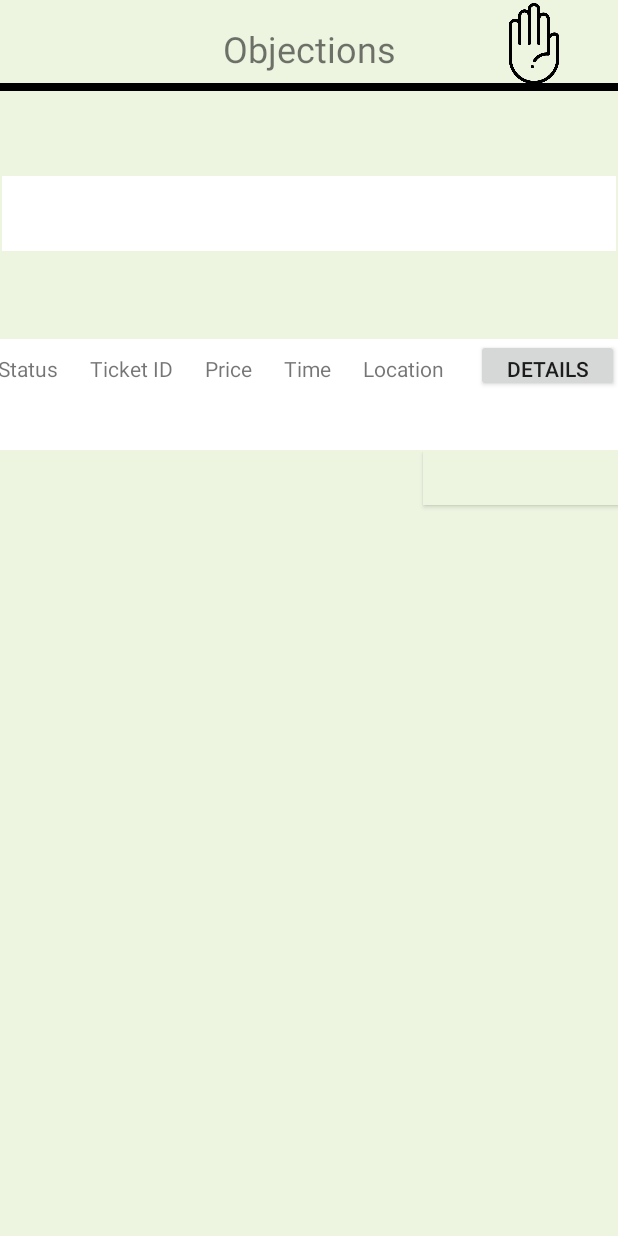
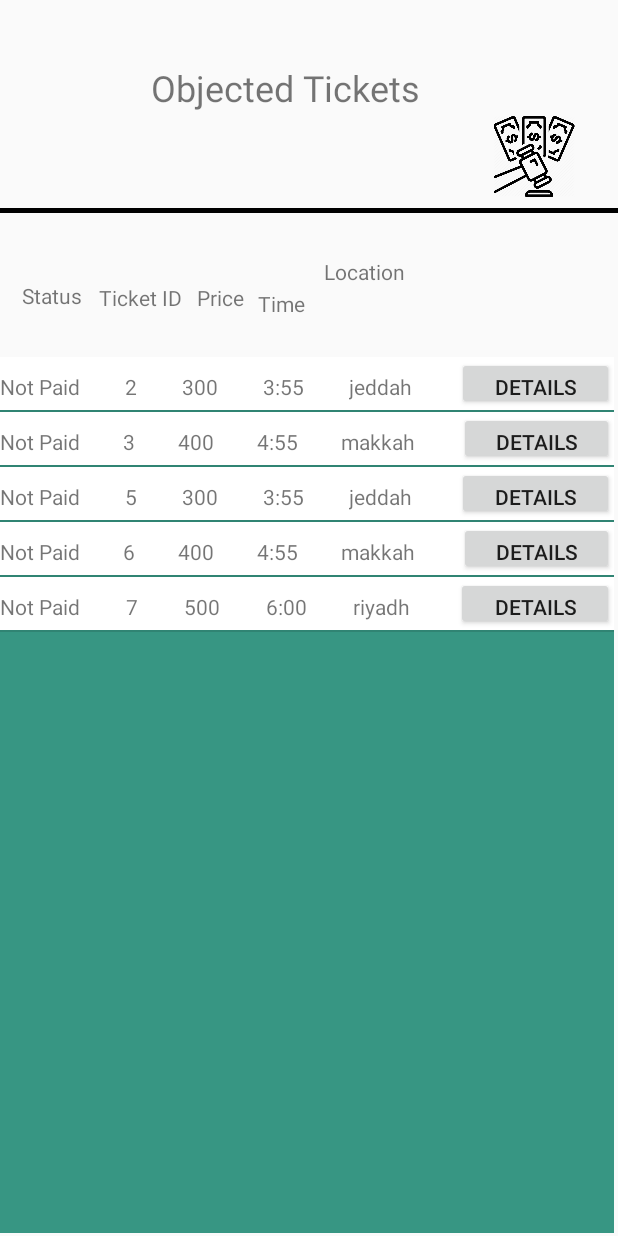
Before and after one commit to Kdzh1/KAUeParking, an Android app: the admin_objection screen opened directly, with no data from a screen before it, on a phone screen of 412 x 824 dp. Run offline under Robolectric (Android 15) with nearby library versions, the light colour scheme and no system bars.

Commit message:
Objection page for the admin

```diff
--- a/app/src/main/java/com/example/kaueparking/AdminActivity.java
+++ b/app/src/main/java/com/example/kaueparking/AdminActivity.java
@@ -19,6 +19,7 @@ public class AdminActivity extends AppCompatActivity {
         ImageButton infoBtn = (ImageButton) findViewById(R.id.myInfoBtn);
 
         Button obj=findViewById(R.id.objectionBT);
+
 
         // Objection
         obj.setOnClickListener(new View.OnClickListener() {
--- /dev/null
+++ b/app/src/main/java/com/example/kaueparking/Admin_Ob_Adabter.java
@@ -0,0 +1,88 @@
+package com.example.kaueparking;
+
+import android.content.Context;
+import android.content.Intent;
+import android.view.LayoutInflater;
+import android.view.View;
+import android.view.ViewGroup;
+import android.widget.ArrayAdapter;
+import android.widget.Button;
+import android.widget.TextView;
+
+import androidx.annotation.NonNull;
+import androidx.annotation.Nullable;
+
+public class Admin_Ob_Adabter extends ArrayAdapter {
+
+    Context adapterContext;
+    int adapterResource;
+    Ticket[] adapterTickets;
+
+    public Admin_Ob_Adabter(@NonNull Context context, int resource, @NonNull Ticket[] tickets) {
+        super(context, resource, tickets);
+
+        adapterContext=context;
+        adapterResource=resource;
+        adapterTickets=tickets;
+
+    }
+
+    public Object getItem(int position) {
+        return super.getItem(position);
+    }
+
+    @NonNull
+    @Override
+    public View getView(int position, @Nullable View convertView, @NonNull ViewGroup parent) {
+
+        View row ;
+        LayoutInflater rowInf=LayoutInflater.from(adapterContext);
+        row=rowInf.inflate(adapterResource,parent,false);
+
+        TextView ticketId = (TextView) row.findViewById(R.id.adm_Tid);
+        TextView ticketPrice=row.findViewById(R.id.adm_price);
+        TextView ticketTime = row.findViewById(R.id.adm_time);
+        TextView ticketLocation = row.findViewById(R.id.adm_location);
+        Button detail=row.findViewById(R.id.detail);
+        TextView ticketPaid = row.findViewById(R.id.adm_status);
+        Ticket tick=adapterTickets[position];
+
+
+        //if(tick.getApproved()==2){
+           // objectionBT.setVisibility(View.INVISIBLE);
+        //}
+        // take the values from each ticket and desplay it
+        ticketId.setText(tick.getId()+"");
+        ticketPrice.setText(tick.getPrice());
+        ticketTime.setText(tick.getTime());
+        ticketLocation.setText(tick.getLocation());
+        if (tick.getStatus()==0){
+            ticketPaid.setText("Not Paid");
+        }else{
+            ticketPaid.setText("Paid");
+        }
+        detail.setOnClickListener(new View.OnClickListener() {
+            @Override
+            public void onClick(View view) {
+
+
+                Intent intent = new Intent(adapterContext,objection.class);
+                intent.putExtra("ticketID",tick.getId());
+                intent.putExtra("ticketPrice",tick.getPrice());
+                intent.putExtra("ticketTime",tick.getTime());
+                intent.putExtra("ticketLocation",tick.getLocation());
+                intent.putExtra("ticketStatus",tick.getStatus());
+                adapterContext.startActivity(intent);
+
+
+            }
+        });
+
+
+
+        return row;
+    }
+
+
+
+}
--- a/app/src/main/java/com/example/kaueparking/admin_objection.java
+++ b/app/src/main/java/com/example/kaueparking/admin_objection.java
@@ -6,6 +6,9 @@ import android.content.Intent;
 import android.os.Bundle;
 import android.view.View;
 import android.widget.Button;
+import android.widget.ListView;
+
+import java.util.ArrayList;
 
 public class admin_objection extends AppCompatActivity {
 
@@ -13,19 +16,30 @@ public class admin_objection extends AppCompatActivity {
     protected void onCreate(Bundle savedInstanceState) {
         super.onCreate(savedInstanceState);
         setContentView(R.layout.activity_admin_objection);
-        Button obj=findViewById(R.id.detail);
 
-        obj.setOnClickListener(new View.OnClickListener() {
-            @Override
-            public void onClick(View view) {
-                openAdmin();
-            }
-        });
+// Get the Objected Tickets from the database
+
+        DBHelper db = new DBHelper(this);
+
+        ArrayList tick = db.getObjectedTickets();
+
+
+        Ticket[] tickets = new Ticket[tick.size()];
+        for (int i = 0; i < tickets.length; i++) {
+            tickets[i]=(Ticket) tick.get(i);
+        }
+
+        int xml=R.layout.admin_row;
+
+        Admin_Ob_Adabter adminAdabter=new Admin_Ob_Adabter(admin_objection.this,xml,tickets);
+
+        ListView AdmineListView=findViewById(R.id.Admin_Listview);
+
+        AdmineListView.setAdapter(adminAdabter);
+
+
+
 
     }
-    private void openAdmin(){
-        Intent intent = new Intent(this, admin_detailed_objection.class);
-        startActivity(intent);
 
-    }
 }
--- a/app/src/main/java/com/example/kaueparking/history.java
+++ b/app/src/main/java/com/example/kaueparking/history.java
@@ -30,6 +30,7 @@ public class history extends AppCompatActivity {
         }
 
         int xml=R.layout.row;
+
         TicketAdapter ticketAdapter = new TicketAdapter(history.this,xml,tickets);
 
         ListView listView= findViewById(R.id.Listview);
--- a/app/src/main/res/layout/activity_admin_objection.xml
+++ b/app/src/main/res/layout/activity_admin_objection.xml
@@ -3,180 +3,120 @@
     xmlns:app="http://schemas.android.com/apk/res-auto"
     xmlns:tools="http://schemas.android.com/tools"
     android:layout_width="match_parent"
-    android:layout_height="match_parent"
-    android:background="@color/skr"
-    tools:context=".admin_objection">
+    android:layout_height="match_parent">
 
+    <ListView
+        android:id="@+id/Admin_Listview"
+        android:layout_width="409dp"
+        android:layout_height="584dp"
+        android:background="@color/dgreen"
+        app:layout_constraintBottom_toBottomOf="parent"
+        app:layout_constraintEnd_toEndOf="parent"
+        app:layout_constraintHorizontal_bias="0.0"
+        app:layout_constraintStart_toStartOf="parent"
+        app:layout_constraintTop_toTopOf="parent"
+        app:layout_constraintVertical_bias="0.993" />
 
+    <View
+        android:id="@+id/view2"
+        android:layout_width="match_parent"
+        android:layout_height="3dp"
+        android:background="@color/black"
+        app:layout_constraintBottom_toTopOf="@+id/textView12"
+        app:layout_constraintEnd_toEndOf="parent"
+        app:layout_constraintHorizontal_bias="1.0"
+        app:layout_constraintStart_toStartOf="parent"
+        app:layout_constraintTop_toBottomOf="@+id/textView9"
+        app:layout_constraintVertical_bias="0.518" />
+
+    <TextView
+        android:id="@+id/textView10"
+        android:layout_width="wrap_content"
+        android:layout_height="wrap_content"
+        android:layout_margin="5dp"
+        android:text="Ticket ID"
+        app:layout_constraintBottom_toTopOf="@+id/Admin_Listview"
+        app:layout_constraintEnd_toEndOf="@+id/view2"
+        app:layout_constraintHorizontal_bias="0.176"
+        app:layout_constraintStart_toStartOf="parent"
+        app:layout_constraintTop_toBottomOf="@+id/view2"
+        app:layout_constraintVertical_bias="0.630" />
+
+    <TextView
+        android:id="@+id/textView11"
+        android:layout_width="wrap_content"
+        android:layout_height="wrap_content"
+        android:layout_margin="5dp"
+        android:text="Price"
+        app:layout_constraintBottom_toTopOf="@+id/Admin_Listview"
+        app:layout_constraintEnd_toEndOf="parent"
+        app:layout_constraintHorizontal_bias="0.34"
+        app:layout_constraintStart_toStartOf="parent"
+        app:layout_constraintTop_toBottomOf="@+id/textView9"
+        app:layout_constraintVertical_bias="0.800" />
+
+    <TextView
+        android:id="@+id/textView12"
+        android:layout_width="wrap_content"
+        android:layout_height="wrap_content"
+        android:layout_margin="5dp"
+        android:text="Time"
+        app:layout_constraintBottom_toTopOf="@+id/Admin_Listview"
+        app:layout_constraintEnd_toEndOf="parent"
+        app:layout_constraintHorizontal_bias="0.451"
+        app:layout_constraintStart_toStartOf="parent"
+        app:layout_constraintTop_toTopOf="parent"
+        app:layout_constraintVertical_bias="0.900" />
 
     <TextView
         android:id="@+id/textView9"
         android:layout_width="210dp"
         android:layout_height="42dp"
-        android:layout_marginTop="16dp"
-        android:text="        Objections"
+        android:text="Objected Tickets"
         android:textSize="24dp"
+        app:layout_constraintBottom_toTopOf="@+id/textView12"
         app:layout_constraintEnd_toEndOf="parent"
         app:layout_constraintHorizontal_bias="0.497"
         app:layout_constraintStart_toStartOf="parent"
-        app:layout_constraintTop_toTopOf="parent" />
-
-    <View
-        android:id="@+id/view2"
-        android:layout_width="match_parent"
-        android:layout_height="5dp"
-        android:background="@color/black"
-        app:layout_constraintBottom_toBottomOf="@+id/textView9"
-        app:layout_constraintEnd_toEndOf="parent"
-        app:layout_constraintHorizontal_bias="0.0"
-        app:layout_constraintStart_toStartOf="parent"
-        app:layout_constraintTop_toBottomOf="@+id/textView9"
-        app:layout_constraintVertical_bias="0.055" />
+        app:layout_constraintTop_toTopOf="parent"
+        app:layout_constraintVertical_bias="0.28" />
 
     <ImageView
-        android:id="@+id/imageView4"
+        android:id="@+id/imageView2"
         android:layout_width="80dp"
         android:layout_height="54dp"
-        app:layout_constraintBottom_toBottomOf="@+id/view2"
+        android:layout_marginBottom="7dp"
+        app:layout_constraintBottom_toTopOf="@+id/view2"
         app:layout_constraintEnd_toEndOf="parent"
         app:layout_constraintHorizontal_bias="0.238"
         app:layout_constraintStart_toEndOf="@+id/textView9"
         app:layout_constraintTop_toTopOf="parent"
-        app:layout_constraintVertical_bias="0.285"
-        app:srcCompat="@drawable/objection" />
+        app:layout_constraintVertical_bias="1.0"
+        app:srcCompat="@drawable/objectedfines" />
 
-    <LinearLayout
-        android:id="@+id/linearLayout4"
-        android:layout_width="409dp"
-        android:layout_height="50dp"
-        android:background="@color/white"
-        android:orientation="horizontal"
-        app:layout_constraintBottom_toTopOf="@+id/linearLayout2"
-        app:layout_constraintEnd_toEndOf="parent"
+    <TextView
+        android:id="@+id/status"
+        android:layout_width="wrap_content"
+        android:layout_height="wrap_content"
+        android:layout_marginStart="3dp"
+        android:text="Status"
+        app:layout_constraintBottom_toTopOf="@+id/Admin_Listview"
+        app:layout_constraintEnd_toEndOf="@+id/view2"
+        app:layout_constraintHorizontal_bias="0.030"
         app:layout_constraintStart_toStartOf="parent"
-        app:layout_constraintTop_toBottomOf="@+id/textView9">
+        app:layout_constraintTop_toBottomOf="@+id/view2"
+        app:layout_constraintVertical_bias="0.589" />
 
-        <ImageView
-            android:id="@+id/imageView6"
-            android:layout_width="match_parent"
-            android:layout_height="60dp"
-            android:layout_weight="1"
-            tools:srcCompat="@tools:sample/avatars" />
-    </LinearLayout>
-
-    <LinearLayout
-        android:id="@+id/linearLayout2"
-        android:layout_width="414dp"
-        android:layout_height="74dp"
-        android:layout_marginBottom="524dp"
-        android:background="@color/white"
-        android:orientation="horizontal"
+    <TextView
+        android:id="@+id/textView14"
+        android:layout_width="wrap_content"
+        android:layout_height="wrap_content"
+        android:layout_margin="5dp"
+        android:text="Location"
         app:layout_constraintBottom_toBottomOf="parent"
         app:layout_constraintEnd_toEndOf="parent"
-        app:layout_constraintHorizontal_bias="1.0"
-        app:layout_constraintStart_toStartOf="parent"
-        app:layout_constraintTop_toBottomOf="@+id/textView9"
-        app:layout_constraintVertical_bias="1.0">
-
-        <TextView
-            android:id="@+id/textView20"
-            android:layout_width="wrap_content"
-            android:layout_height="wrap_content"
-            android:layout_weight="1"
-            android:text="Status" />
-
-        <TextView
-            android:id="@+id/textView19"
-            android:layout_width="wrap_content"
-            android:layout_height="wrap_content"
-            android:layout_weight="1"
-            android:text="Ticket ID" />
-
-        <TextView
-            android:id="@+id/textView18"
-            android:layout_width="wrap_content"
-            android:layout_height="wrap_content"
-            android:layout_weight="1"
-            android:text="Price" />
-
-        <TextView
-            android:id="@+id/textView17"
-            android:layout_width="wrap_content"
-            android:layout_height="wrap_content"
-            android:layout_weight="1"
-            android:text="Time" />
-
-        <TextView
-            android:id="@+id/textView16"
-            android:layout_width="wrap_content"
-            android:layout_height="wrap_content"
-            android:layout_weight="1"
-            android:text="Location" />
-
-        <Button
-            android:id="@+id/detail"
-            android:layout_width="74dp"
-            android:layout_height="35dp"
-            android:layout_weight="1"
-            android:text="Details" />
-    </LinearLayout>
-
-    <LinearLayout
-        android:layout_width="414dp"
-        android:layout_height="74dp"
-        android:layout_marginTop="1dp"
-        android:orientation="horizontal"
-        app:layout_constraintBottom_toBottomOf="parent"
-        app:layout_constraintEnd_toEndOf="parent"
-        app:layout_constraintHorizontal_bias="1.0"
-        app:layout_constraintStart_toStartOf="parent"
-        app:layout_constraintTop_toBottomOf="@+id/linearLayout2"
-        app:layout_constraintVertical_bias="0.0">
-
-
-        <TextView
-            android:id="@+id/st1"
-            android:layout_width="wrap_content"
-            android:layout_height="wrap_content"
-            android:layout_weight="1"
-            android:text="" />
-
-        <TextView
-            android:id="@+id/tickID"
-            android:layout_width="wrap_content"
-            android:layout_height="wrap_content"
-            android:layout_weight="1"
-            android:text="" />
-
-        <TextView
-            android:id="@+id/pr1"
-            android:layout_width="wrap_content"
-            android:layout_height="wrap_content"
-            android:layout_weight="1"
-            android:text="" />
-
-        <TextView
-            android:id="@+id/t1"
-            android:layout_width="wrap_content"
-            android:layout_height="wrap_content"
-            android:layout_weight="1"
-            android:text="" />
-
-        <TextView
-            android:id="@+id/loc1"
-            android:layout_width="wrap_content"
-            android:layout_height="wrap_content"
-            android:layout_weight="1"
-            android:text="" />
-
-        <Button
-            android:id="@+id/hidden"
-            android:background="@color/skr"
-            android:layout_width="74dp"
-            android:layout_height="35dp"
-            android:layout_weight="1"
-            android:text="" />
-    </LinearLayout>
-
-
+        app:layout_constraintHorizontal_bias="0.052"
+        app:layout_constraintStart_toEndOf="@+id/textView12"
+        app:layout_constraintTop_toBottomOf="@+id/imageView2"
+        app:layout_constraintVertical_bias="0.052" />
 </androidx.constraintlayout.widget.ConstraintLayout>
--- /dev/null
+++ b/app/src/main/res/layout/admin_row.xml
@@ -0,0 +1,61 @@
+<?xml version="1.0" encoding="utf-8"?>
+<androidx.constraintlayout.widget.ConstraintLayout xmlns:android="http://schemas.android.com/apk/res/android"
+    xmlns:app="http://schemas.android.com/apk/res-auto"
+    android:layout_width="match_parent"
+    android:layout_height="match_parent">
+
+    <LinearLayout
+        android:id="@+id/linearLayout2"
+        android:layout_width="match_parent"
+        android:layout_height="wrap_content"
+        android:background="@color/white"
+        android:orientation="horizontal"
+        app:layout_constraintBottom_toBottomOf="parent"
+        app:layout_constraintEnd_toEndOf="parent"
+        app:layout_constraintHorizontal_bias="0.34"
+        app:layout_constraintStart_toStartOf="parent"
+        app:layout_constraintTop_toTopOf="parent">
+
+        <TextView
+            android:id="@+id/adm_status"
+            android:layout_width="wrap_content"
+            android:layout_height="wrap_content"
+            android:layout_weight="1"
+            android:text="Status" />
+
+        <TextView
+            android:id="@+id/adm_Tid"
+            android:layout_width="wrap_content"
+            android:layout_height="wrap_content"
+            android:layout_weight="1"
+            android:text="Ticket ID" />
+
+        <TextView
+            android:id="@+id/adm_price"
+            android:layout_width="wrap_content"
+            android:layout_height="wrap_content"
+            android:layout_weight="1"
+            android:text="Price" />
+
+        <TextView
+            android:id="@+id/adm_time"
+            android:layout_width="wrap_content"
+            android:layout_height="wrap_content"
+            android:layout_weight="1"
+            android:text="Time" />
+
+        <TextView
+            android:id="@+id/adm_location"
+            android:layout_width="wrap_content"
+            android:layout_height="wrap_content"
+            android:layout_weight="1"
+            android:text="Location" />
+
+        <Button
+            android:id="@+id/detail"
+            android:layout_width="74dp"
+            android:layout_height="35dp"
+            android:layout_weight="1"
+            android:text="Details" />
+    </LinearLayout>
+</androidx.constraintlayout.widget.ConstraintLayout>
--- a/app/src/main/res/layout/driver_make_objection.xml
+++ b/app/src/main/res/layout/driver_make_objection.xml
@@ -107,7 +107,7 @@
         app:layout_constraintVertical_bias="0.527">
 
         <TextView
-            android:id="@+id/textView20"
+            android:id="@+id/adm_status"
             android:layout_width="wrap_content"
             android:layout_height="wrap_content"
             android:layout_weight="1"
@@ -115,7 +115,7 @@
             android:textAppearance="@style/TextAppearance.AppCompat.Medium" />
 
         <TextView
-            android:id="@+id/textView19"
+            android:id="@+id/adm_Tid"
             android:layout_width="wrap_content"
             android:layout_height="wrap_content"
             android:layout_weight="1"
@@ -123,7 +123,7 @@
             android:textAppearance="@style/TextAppearance.AppCompat.Medium" />
 
         <TextView
-            android:id="@+id/textView18"
+            android:id="@+id/adm_price"
             android:layout_width="wrap_content"
             android:layout_height="wrap_content"
             android:layout_weight="1"
@@ -131,7 +131,7 @@
             android:textAppearance="@style/TextAppearance.AppCompat.Medium" />
 
         <TextView
-            android:id="@+id/textView17"
+            android:id="@+id/adm_time"
             android:layout_width="wrap_content"
             android:layout_height="wrap_content"
             android:layout_weight="1"
@@ -139,7 +139,7 @@
             android:textAppearance="@style/TextAppearance.AppCompat.Medium" />
 
         <TextView
-            android:id="@+id/textView16"
+            android:id="@+id/adm_location"
             android:layout_width="wrap_content"
             android:layout_height="wrap_content"
             android:layout_weight="1"
```
